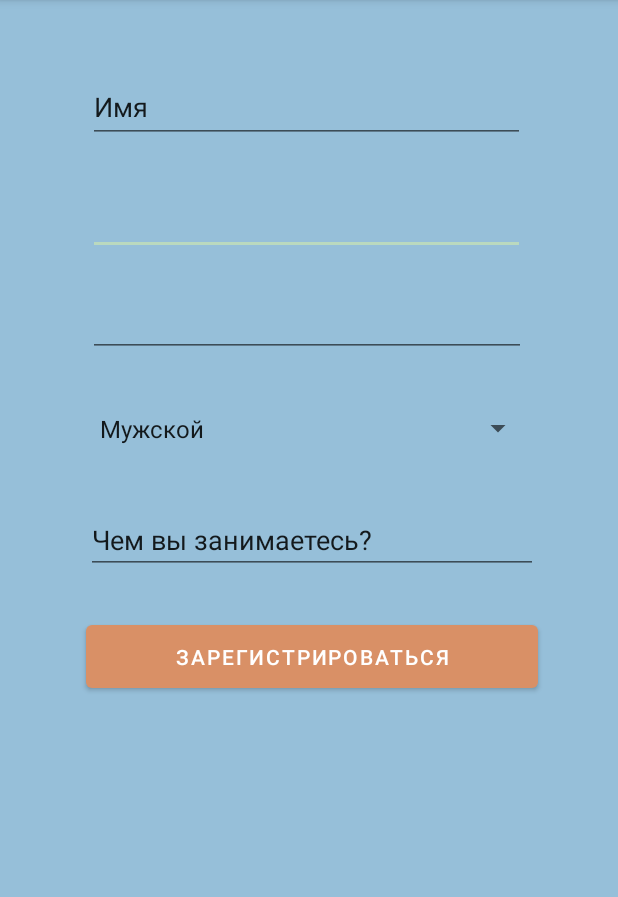
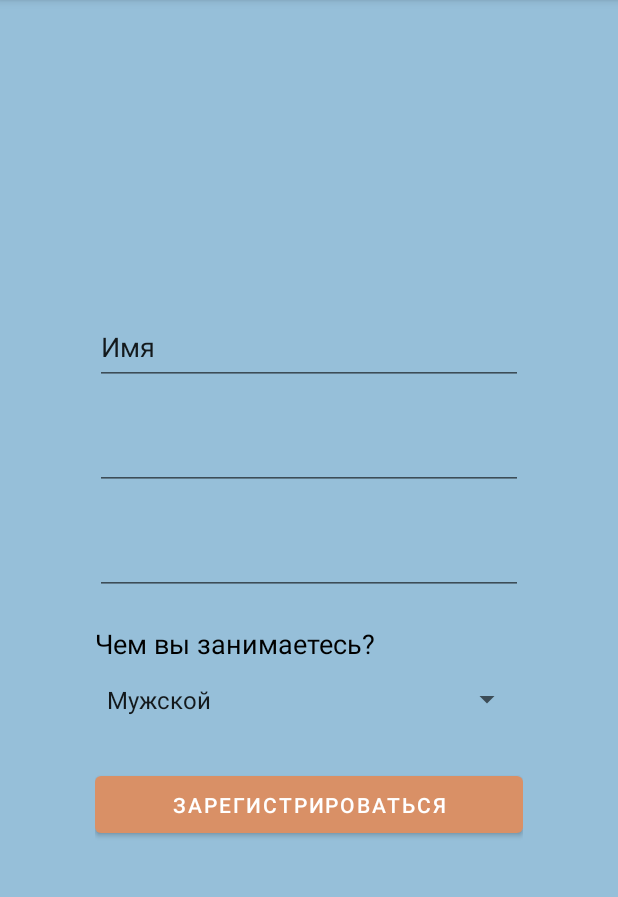
Before and after one commit to MeowEnglish/MeowEnglish, an Android app: the screen it shows after launch (LoginActivity), after a tap on "СОЗДАТЬ АККАУНТ", on a phone screen of 412 x 824 dp, the part 84-981 px from its top. Run offline under Robolectric (Android 15) with nearby library versions, the light colour scheme and no system bars; our stand-ins replace Firebase (no records; nobody signed in at launch, a user with empty details on screens opened directly).

Commit message:
fix login_layout design

```diff
--- a/app/src/main/java/com/meowenglish/meowenglish/LoginActivity.java
+++ b/app/src/main/java/com/meowenglish/meowenglish/LoginActivity.java
@@ -2,11 +2,14 @@ package com.meowenglish.meowenglish;
 
 import android.content.Intent;
 import android.os.Bundle;
+import android.text.Layout;
 import android.text.TextUtils;
 import android.view.View;
+import android.view.ViewGroup;
 import android.widget.ArrayAdapter;
 import android.widget.Button;
 import android.widget.EditText;
+import android.widget.LinearLayout;
 import android.widget.Spinner;
 import android.widget.Toast;
 
@@ -25,11 +28,13 @@ public class LoginActivity extends AppCompatActivity
 {
     String[] Gender = { "Мужской", "Женский", "Свой "};
 
-    private EditText edLogin, edEmail, edPasswordSignUp, edPassword, edName, edOccupation;
-    private Button edSignIn, edSignUp/*создать акк*/, onCSignUp /*зарегестрироваться*/;
+    private EditText edLogin, edEmail, edPasswordSignUp, edPassword, edName;
     private Spinner edGender;
     ArrayAdapter<String> adapter;
     FirebaseUser User;
+
+    private ViewGroup signInLayout;
+    private ViewGroup logInLayout;
 
     private FirebaseAuth mAuth;
     @Override
@@ -64,6 +69,9 @@ public class LoginActivity extends AppCompatActivity
 
     private void init()
     {
+        signInLayout = findViewById(R.id.signInLayout);
+        logInLayout = findViewById(R.id.logInLayout);
+
         edLogin = findViewById(R.id.edLogin);
         edEmail = findViewById(R.id.edEmail);
         edPasswordSignUp = findViewById(R.id.edPasswordSignUp);
@@ -74,10 +82,6 @@ public class LoginActivity extends AppCompatActivity
         adapter = new ArrayAdapter<String>(this, android.R.layout.simple_spinner_item, Gender);
         edGender.setAdapter(adapter);
 
-        edOccupation = findViewById(R.id.edOccupation);
-        edSignIn = findViewById(R.id.edSignIn);
-        edSignUp = findViewById(R.id.edSignUp);
-        onCSignUp = findViewById(R.id.onCSignUp);
         mAuth = FirebaseAuth.getInstance();
         disableRegistInter();
     }
@@ -86,7 +90,7 @@ public class LoginActivity extends AppCompatActivity
     public void onClickSignUp(View view)
     {
         if (!TextUtils.isEmpty(edEmail.getText().toString()) && !TextUtils.isEmpty(edName.getText().toString())
-                && !TextUtils.isEmpty(edPasswordSignUp.getText().toString()) && !TextUtils.isEmpty(edOccupation.getText().toString()))
+                && !TextUtils.isEmpty(edPasswordSignUp.getText().toString()))
         {
             mAuth.createUserWithEmailAndPassword(edEmail.getText().toString(), edPasswordSignUp.getText().toString()).addOnCompleteListener(this, new OnCompleteListener<AuthResult>() {
                 @Override
@@ -166,30 +170,14 @@ public class LoginActivity extends AppCompatActivity
     /*Убирает интерфейс регистрации и включает интрефейс входа*/
     private void disableRegistInter()
     {
-        edLogin.setVisibility(View.VISIBLE);
-        edEmail.setVisibility(View.GONE);
-        edPasswordSignUp.setVisibility(View.GONE);
-        edPassword.setVisibility(View.VISIBLE);
-        edName.setVisibility(View.GONE);
-        edGender.setVisibility(View.GONE);
-        edOccupation.setVisibility(View.GONE);
-        edSignIn.setVisibility(View.VISIBLE);
-        edSignUp.setVisibility(View.VISIBLE);
-        onCSignUp.setVisibility(View.GONE);
+        signInLayout.setVisibility(View.VISIBLE);
+        logInLayout.setVisibility(View.GONE);
     }
 
     /*Убирает интерфейс входа и включает интрефейс регистрации*/
     private void enableRegistInter()
     {
-        edLogin.setVisibility(View.GONE);
-        edEmail.setVisibility(View.VISIBLE);
-        edPasswordSignUp.setVisibility(View.VISIBLE);
-        edPassword.setVisibility(View.GONE);
-        edName.setVisibility(View.VISIBLE);
-        edGender.setVisibility(View.VISIBLE);
-        edOccupation.setVisibility(View.VISIBLE);
-        edSignIn.setVisibility(View.GONE);
-        edSignUp.setVisibility(View.GONE);
-        onCSignUp.setVisibility(View.VISIBLE);
+        signInLayout.setVisibility(View.GONE);
+        logInLayout.setVisibility(View.VISIBLE);
     }
 }
--- a/app/src/main/res/layout/login_layout.xml
+++ b/app/src/main/res/layout/login_layout.xml
@@ -1,145 +1,141 @@
 <?xml version="1.0" encoding="utf-8"?>
-<androidx.constraintlayout.widget.ConstraintLayout xmlns:android="http://schemas.android.com/apk/res/android"
+<FrameLayout
+    xmlns:android="http://schemas.android.com/apk/res/android"
     xmlns:app="http://schemas.android.com/apk/res-auto"
     xmlns:tools="http://schemas.android.com/tools"
     android:id="@+id/edButton"
     android:layout_width="match_parent"
     android:layout_height="match_parent"
-    android:layout_marginTop="0dp"
-    android:background="@color/back_blue">
+    android:background="@color/back_blue"
+    >
+
+
+    <LinearLayout
+        android:id="@+id/signInLayout"
+        android:layout_width="285dp"
+        android:layout_height="match_parent"
+        android:orientation="vertical"
+        android:gravity="center"
+        android:layout_gravity="center"
+        android:visibility="gone"
+        >
 
         <EditText
             android:id="@+id/edLogin"
-        android:layout_width="265dp"
-        android:layout_height="54dp"
-        android:layout_marginTop="188dp"
+            android:layout_width="match_parent"
+            android:layout_height="50dp"
+            android:layout_marginTop="10dp"
+            android:layout_marginBottom="10dp"
             android:ems="10"
             android:inputType="textPersonName"
             android:text="Email"
-        android:visibility="visible"
-        app:layout_constraintEnd_toEndOf="parent"
-        app:layout_constraintStart_toStartOf="parent"
-        app:layout_constraintTop_toTopOf="parent" />
+            />
 
         <EditText
             android:id="@+id/edPassword"
-        android:layout_width="0dp"
+            android:layout_width="match_parent"
             android:layout_height="50dp"
-        android:layout_marginTop="15dp"
+            android:layout_marginTop="10dp"
+            android:layout_marginBottom="10dp"
             android:ems="10"
             android:inputType="textPassword"
             android:text="password"
-        android:visibility="visible"
-        app:layout_constraintEnd_toEndOf="@+id/edLogin"
-        app:layout_constraintStart_toStartOf="@+id/edLogin"
-        app:layout_constraintTop_toBottomOf="@+id/edLogin" />
+            />
 
         <Button
             android:id="@+id/edSignIn"
-        android:layout_width="0dp"
-        android:layout_height="48dp"
-        android:layout_marginTop="20dp"
+            android:layout_width="match_parent"
+            android:layout_height="50dp"
+            android:layout_marginTop="10dp"
+            android:layout_marginBottom="10dp"
             android:onClick="onClickSignIn"
             android:text=" Войти"
-        android:visibility="gone"
-        app:backgroundTint="#F2BFAC"
-        app:layout_constraintEnd_toEndOf="@+id/edPassword"
-        app:layout_constraintHorizontal_bias="0.0"
-        app:layout_constraintStart_toStartOf="@+id/edPassword"
-        app:layout_constraintTop_toBottomOf="@+id/edPassword" />
+            app:backgroundTint="#F2BFAC" />
 
         <Button
             android:id="@+id/edSignUp"
-        android:layout_width="268dp"
-        android:layout_height="45dp"
-        android:layout_marginTop="8dp"
+            android:layout_width="match_parent"
+            android:layout_height="50dp"
+            android:layout_marginTop="10dp"
+            android:layout_marginBottom="10dp"
             android:onClick="onClickCreateAcc"
             android:text="Создать аккаунт"
-        android:visibility="gone"
-        app:backgroundTint="#D99066"
-        app:layout_constraintEnd_toEndOf="@+id/edSignIn"
-        app:layout_constraintHorizontal_bias="1.0"
-        app:layout_constraintStart_toStartOf="@+id/edSignIn"
-        app:layout_constraintTop_toBottomOf="@+id/edSignIn" />
+            app:backgroundTint="#D99066" />
+    </LinearLayout>
+
+    <LinearLayout
+        android:id="@+id/logInLayout"
+        android:layout_width="285dp"
+        android:layout_height="match_parent"
+        android:orientation="vertical"
+        android:gravity="center"
+        android:layout_gravity="center"
+        android:visibility="visible"
+        >
 
         <EditText
             android:id="@+id/edName"
-        android:layout_width="291dp"
-        android:layout_height="47dp"
-        android:layout_marginTop="48dp"
+            android:layout_width="match_parent"
+            android:layout_height="50dp"
+            android:layout_marginTop="10dp"
+            android:layout_marginBottom="10dp"
             android:ems="10"
             android:inputType="textPersonName"
             android:text="Имя"
-        android:visibility="gone"
-        app:layout_constraintEnd_toEndOf="parent"
-        app:layout_constraintHorizontal_bias="0.487"
-        app:layout_constraintStart_toStartOf="parent"
-        app:layout_constraintTop_toTopOf="@+id/edLogin" />
+            />
 
         <EditText
             android:id="@+id/edEmail"
-        android:layout_width="291dp"
-        android:layout_height="51dp"
-        android:layout_marginTop="23dp"
+            android:layout_width="match_parent"
+            android:layout_height="50dp"
+            android:layout_marginTop="10dp"
+            android:layout_marginBottom="10dp"
             android:ems="10"
             android:inputType="textEmailAddress"
-        android:visibility="gone"
-        app:layout_constraintEnd_toEndOf="@+id/edName"
-        app:layout_constraintHorizontal_bias="0.0"
-        app:layout_constraintStart_toStartOf="@+id/edName"
-        app:layout_constraintTop_toBottomOf="@+id/edName"
-        tools:text="Email" />
+            tools:text="Email"
+            />
 
         <EditText
             android:id="@+id/edPasswordSignUp"
-        android:layout_width="292dp"
-        android:layout_height="48dp"
-        android:layout_marginTop="20dp"
+            android:layout_width="match_parent"
+            android:layout_height="50dp"
+            android:layout_marginTop="10dp"
+            android:layout_marginBottom="10dp"
             android:ems="10"
             android:inputType="textPassword"
-        android:visibility="gone"
-        app:layout_constraintEnd_toEndOf="@+id/edEmail"
-        app:layout_constraintHorizontal_bias="0.0"
-        app:layout_constraintStart_toStartOf="@+id/edEmail"
-        app:layout_constraintTop_toBottomOf="@+id/edEmail"
-        tools:text="Password" />
+            tools:text="Password"
+            />
+
+        <TextView
+            android:id="@+id/edOccupation"
+            android:layout_width="match_parent"
+            android:layout_height="wrap_content"
+            android:layout_marginTop="10dp"
+            android:ems="10"
+            android:textSize="18dp"
+            android:textColor="@color/black"
+            android:inputType="textPersonName"
+            android:text="Чем вы занимаетесь?"
+            />
 
         <Spinner
             android:id="@+id/edGender"
-        android:layout_width="297dp"
-        android:layout_height="39dp"
-        android:layout_marginTop="28dp"
-        android:visibility="gone"
-        app:layout_constraintEnd_toEndOf="parent"
-        app:layout_constraintHorizontal_bias="0.0"
-        app:layout_constraintStart_toStartOf="@+id/edPasswordSignUp"
-        app:layout_constraintTop_toBottomOf="@+id/edPasswordSignUp" />
+            android:layout_width="match_parent"
+            android:layout_height="50dp"
+            android:layout_marginBottom="10dp"
+            />
 
         <Button
             android:id="@+id/onCSignUp"
-        android:layout_width="0dp"
-        android:layout_height="54dp"
-        android:layout_marginTop="28dp"
+            android:layout_width="match_parent"
+            android:layout_height="50dp"
+            android:layout_marginTop="10dp"
+            android:layout_marginBottom="10dp"
             android:onClick="onClickSignUp"
             android:text="Зарегистрироваться"
-        android:visibility="gone"
-        app:layout_constraintEnd_toEndOf="@+id/edOccupation"
-        app:layout_constraintHorizontal_bias="0.107"
-        app:layout_constraintStart_toStartOf="@+id/edOccupation"
-        app:layout_constraintTop_toBottomOf="@+id/edOccupation" />
+            />
 
-    <EditText
-        android:id="@+id/edOccupation"
-        android:layout_width="301dp"
-        android:layout_height="41dp"
-        android:layout_marginTop="36dp"
-        android:ems="10"
-        android:inputType="textPersonName"
-        android:text="Чем вы занимаетесь?"
-        android:visibility="gone"
-        app:layout_constraintEnd_toEndOf="@+id/edGender"
-        app:layout_constraintHorizontal_bias="0.465"
-        app:layout_constraintStart_toStartOf="@+id/edGender"
-        app:layout_constraintTop_toBottomOf="@+id/edGender" />
 
-</androidx.constraintlayout.widget.ConstraintLayout>
+    </LinearLayout>
+
+</FrameLayout>
```
Lines whose indentation alone changed are shown as unchanged.
